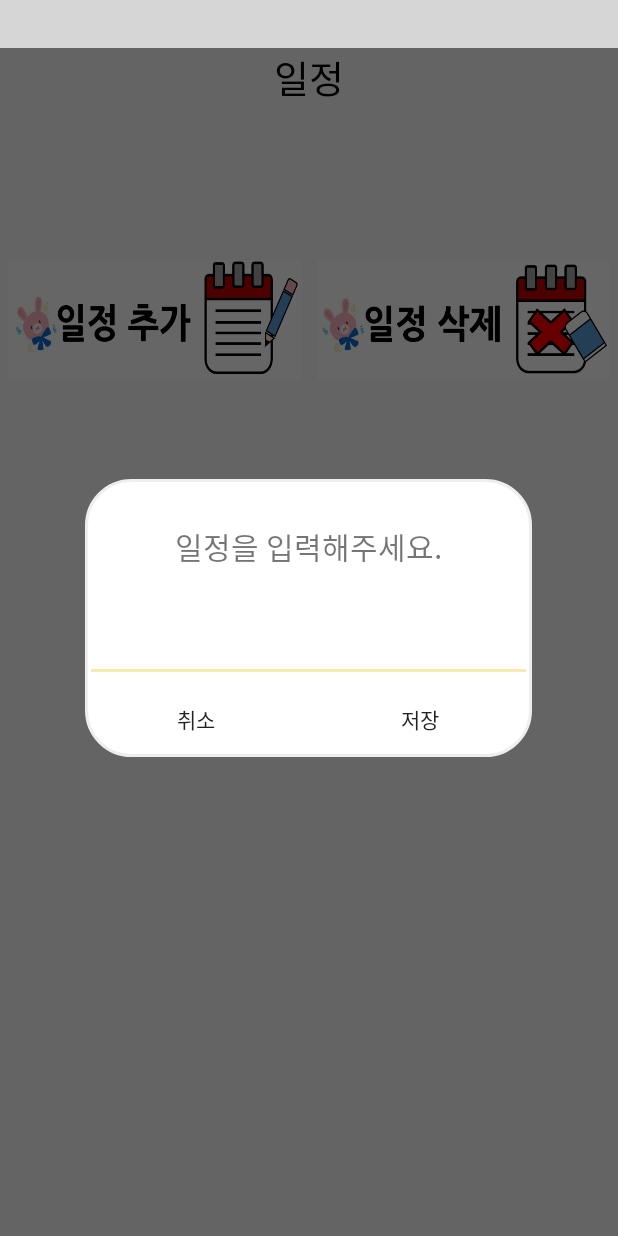
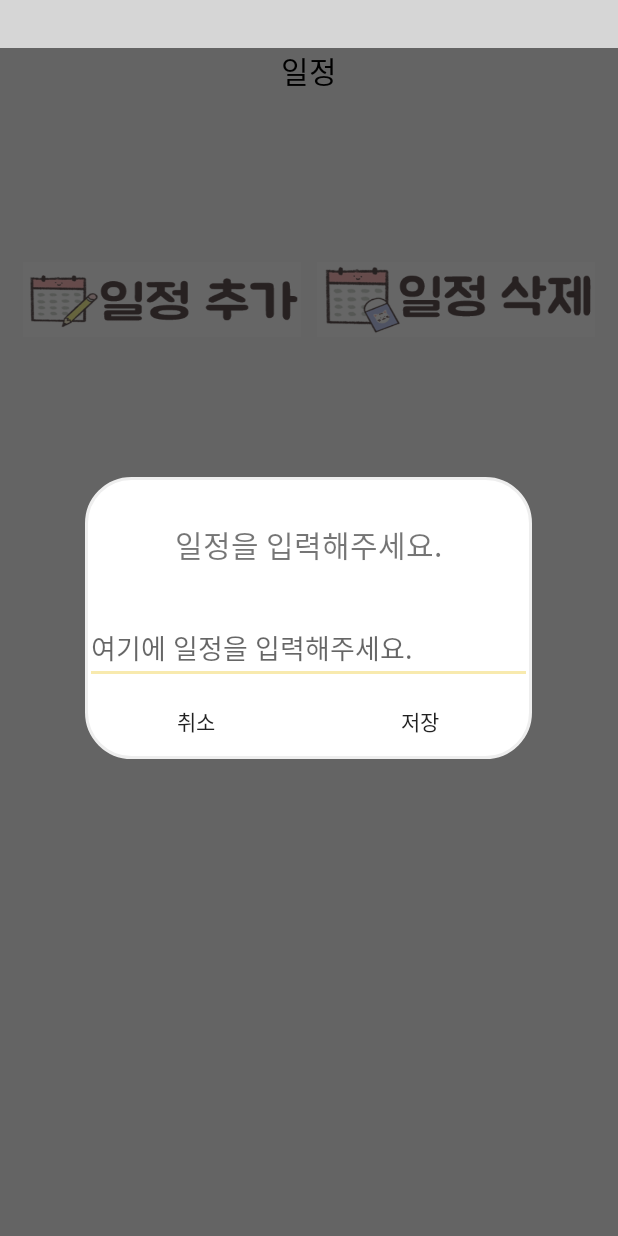
Before and after one commit to hjs2632/CAP_Together, an Android app: the Calendar_note screen opened directly, with no data from a screen before it, after a tap on an icon or button, on a phone screen of 412 x 824 dp. Run offline under Robolectric (Android 15) with nearby library versions, the phone set to English and light mode, and no system bars; our stand-ins replace Firebase (no records; nobody signed in at launch, a user with empty details on screens opened directly); libraries missing offline, so code that uses them is left out: com.applandeo.materialcalendarview; plain views replace CalendarView; 4 statements that could not run were skipped; grey boxes are pictures that could not be loaded.

Commit message:
일정 기능 90% 이상 구현 완료, 주석 추가 완료

```diff
--- a/app/src/main/AndroidManifest.xml
+++ b/app/src/main/AndroidManifest.xml
@@ -24,7 +24,7 @@
         <activity android:name=".Group.look_group" android:label="그룹 자세히 보기"/>
         <activity android:name=".Daily" android:label="통계"/>
         <activity android:name=".Study" android:label="공부"/>
-        <activity android:name=".Calendar_note" android:label="일정관리"/>
+        <activity android:name=".Calendar.Calendar_note" android:label="일정관리"/>
         <activity android:name=".Group.Together_Customlist" android:label="그룹 커스텀 리스트뷰"/>
     </application>
 
--- a/app/src/main/java/com/example/together/Calendar_note.java
+++ b/app/src/main/java/com/example/together/Calendar/Calendar_note.java
@@ -1,7 +1,6 @@
-package com.example.together;
+package com.example.together.Calendar;
 
 
-import android.annotation.SuppressLint;
 import android.app.Dialog;
 import android.content.Intent;
 import android.graphics.Color;
@@ -16,12 +15,12 @@ import android.widget.TextView;
 import android.widget.Toast;
 
 import androidx.annotation.NonNull;
-import androidx.appcompat.app.AlertDialog;
 import androidx.appcompat.app.AppCompatActivity;
 
 import com.applandeo.materialcalendarview.CalendarView;
 import com.applandeo.materialcalendarview.EventDay;
 import com.applandeo.materialcalendarview.listeners.OnDayClickListener;
+import com.example.together.R;
 import com.google.firebase.database.DataSnapshot;
 import com.google.firebase.database.DatabaseError;
 import com.google.firebase.database.DatabaseReference;
@@ -34,12 +33,13 @@ import java.util.List;
 
 /* 참고 자료:https://github.com/JJinTae/MakeYouStudy */
 public class Calendar_note extends AppCompatActivity {
-    TextView Plan;
 
-    ImageButton PlanAddButton;
-    ImageButton RemoveButton;
-    Dialog PlanDialog;
+    TextView Plan;//일정을 표시할 TextView
+    ImageButton PlanAddButton;//일정 기록을 위해 Dialog 호출 버튼
+    ImageButton RemoveButton;//일정 기록 삭제를 위해 삭제 버튼
+    Dialog PlanDialog;//일정 기록을 위한 Dialog
 
+    /*로그인 기능 추가시 주석 제거*/
     //private FirebaseAuth firebaseAuth;
     private FirebaseDatabase database;
     private DatabaseReference databaseReference;
@@ -48,6 +48,7 @@ public class Calendar_note extends AppCompatActivity {
     int checkYear;
     int checkMonth;
     int checkDay;
+
     @Override
     protected void onCreate(Bundle savedInstanceState) {
         super.onCreate(savedInstanceState);
@@ -60,30 +61,32 @@ public class Calendar_note extends AppCompatActivity {
 
         database=FirebaseDatabase.getInstance();
 
-        //위젯 관련
+        //위젯 관련 설정
         Plan=(TextView)findViewById(R.id.Plan);
         CalendarView calendarView=(CalendarView)findViewById(R.id.calendarView);
         List<EventDay> events=new ArrayList<>();
 
+        //다이얼로그 관련 설정
         PlanDialog=new Dialog(Calendar_note.this);
-        PlanDialog.requestWindowFeature(Window.FEATURE_NO_TITLE);
+        PlanDialog.requestWindowFeature(Window.FEATURE_NO_TITLE);//제목 제거
         PlanDialog.setContentView(R.layout.plan_dialog);
-        PlanAddButton=(ImageButton)findViewById(R.id.plan_add_btn);
-        RemoveButton=(ImageButton)findViewById(R.id.remove_btn);
+        PlanAddButton=(ImageButton)findViewById(R.id.plan_add_btn);//일정 추가 버튼
+        RemoveButton=(ImageButton)findViewById(R.id.remove_btn);//일정 삭제 버튼
 
-        //오늘의 날짜
+        //오늘 날짜를 받아오는 부분
         Calendar today= Calendar.getInstance();
         int todayYear=today.get(Calendar.YEAR);
         int todayMonth=today.get(Calendar.MONTH);
         int todayDay=today.get(Calendar.DAY_OF_MONTH);
 
-        //현재 선택한 날짜
+        //현재 선택(터치)한 날짜 받아오는 부분
         checkYear=todayYear;
         checkMonth=todayMonth;
         checkDay=todayDay;
 
-        //실행시 일정이 있으면 표시
+        //실행시 일정이 있으면 아이콘으로 표시
         database.getReference().child("calendar").addValueEventListener(new ValueEventListener() {
+            //onDataChange() 메서드를 사용하여 이벤트 발생 시점에 특정 경로에 있던 콘텐츠의 정적 스냅샷을 읽음(리스너가 연결될 때 한번 트리거된 후 하위 요소를 포함한 데이터가 변경될때 마다 다시 트리거)
             @Override
             public void onDataChange(@NonNull DataSnapshot dataSnapshot) {
                 for(DataSnapshot snapshot:dataSnapshot.getChildren()){
@@ -91,7 +94,7 @@ public class Calendar_note extends AppCompatActivity {
                     int[] date=splitDate(key);
                     Calendar event_calendar=Calendar.getInstance();
                     event_calendar.set(date[0], date[1], date[2]);
-                    EventDay event=new EventDay(event_calendar, R.drawable.test_ic);
+                    EventDay event=new EventDay(event_calendar, R.drawable.ic_flag);//아이콘 지정
                     events.add(event);
                 }
                 calendarView.setEvents(events);
@@ -111,11 +114,11 @@ public class Calendar_note extends AppCompatActivity {
             @Override
             public void onDayClick(EventDay eventDay) {
                 Calendar clickedDayCalendar = eventDay.getCalendar();
-                //이미 선택한 날짜에 일기가 있는지 없는지 체크
+                //선택한 날짜에 이미 일정이 있는지 없는지 확인
                 checkedDay(clickedDayCalendar.get(Calendar.YEAR),
                         clickedDayCalendar.get(Calendar.MONTH),
                         clickedDayCalendar.get(Calendar.DATE));
-                //체크한 날짜 변경
+                //선택한 날짜 변경
                 checkYear = clickedDayCalendar.get(Calendar.YEAR);
                 checkMonth = clickedDayCalendar.get(Calendar.MONTH);
                 checkDay = clickedDayCalendar.get(Calendar.DATE);
@@ -123,72 +126,75 @@ public class Calendar_note extends AppCompatActivity {
             }
         });
 
-
+        //일정 추가 버튼을 누르면 실행되는 리스너
         PlanAddButton.setOnClickListener(new View.OnClickListener() {
             @Override
             public void onClick(View v) {
+                //일정 추가 다이얼로그 호출
                 showPlanDialog();
-
             }
         });
 
+        //일정 삭제 버튼을 누르면 실행되는 리스너
         RemoveButton.setOnClickListener(new View.OnClickListener() {
             @Override
             public void onClick(View v) {
                 try{
                     databaseReference=database.getReference().child("calendar").child(checkYear + "-" + checkMonth + "-" + checkDay);
-                    databaseReference.removeValue();
+                    databaseReference.removeValue();//선택한 날짜의 데이터를 삭제
                     Plan.setText("");
+                    Toast.makeText(getApplicationContext(),"일정 삭제 완료",Toast.LENGTH_SHORT).show();
+                    database=FirebaseDatabase.getInstance();
 
-                    Toast.makeText(getApplicationContext(),"일정 삭제 완료",Toast.LENGTH_SHORT).show();
-
-                    database=FirebaseDatabase.getInstance();
                     //임시로 아이콘을 지우기 위해 자기 자신을 다시 호출하는 방식을 사용했지만, 좋지 않아 보임
+                    //혹시 자기 코드에 문제가 없는데 오류가 뜬다면 아래 3줄을 삭제하고 테스트 진행 그래도 문제 생기면 다시 복구
+                    finish();//인텐트 종료
                     Intent intent = new Intent(getApplicationContext(), Calendar_note.class); //인텐트
                     startActivity(intent); //액티비티 열기
 
                 }catch(Exception e){
                     e.printStackTrace();
-                    Toast.makeText(getApplicationContext(),"오류발생",Toast.LENGTH_SHORT).show();
+                    Toast.makeText(getApplicationContext(),"오류발생",Toast.LENGTH_SHORT).show();//토스메세지 출력
                 }
             }
         });
     }
 
+    //일정을 입력할 수 있는 다이얼로그 호출(다이얼로그 관련 코드)
     public void showPlanDialog(){
-        PlanDialog.show();
-        PlanDialog.getWindow().setBackgroundDrawable(new ColorDrawable(Color.TRANSPARENT));
-        Button noBtn= PlanDialog.findViewById(R.id.noBtn);
-        Button yesBtn=PlanDialog.findViewById(R.id.yesBtn);
-        EditText test_Edit=PlanDialog.findViewById(R.id.test_Edit);
+        PlanDialog.show(); //다이얼로그 출력
+        PlanDialog.getWindow().setBackgroundDrawable(new ColorDrawable(Color.TRANSPARENT));//끝부분을 둥굴게 하기 위해 투명색 지정
+        Button noBtn= PlanDialog.findViewById(R.id.noBtn);//취소 버튼
+        Button yesBtn=PlanDialog.findViewById(R.id.yesBtn);//저장 버튼
+        EditText test_Edit=PlanDialog.findViewById(R.id.test_Edit);//일정을 입력할 수 있는 EditText
         test_Edit.setText("");
+
+        //취소 버튼
         noBtn.setOnClickListener(new View.OnClickListener() {
             @Override
             public void onClick(View v) {
-                PlanDialog.dismiss();
+                PlanDialog.dismiss();//다이얼로그 닫기
             }
         });
 
+        //저장 버튼
         yesBtn.setOnClickListener(new View.OnClickListener() {
             @Override
             public void onClick(View v) {
                 try{
                     databaseReference=database.getReference().child("calendar").child(checkYear + "-" + checkMonth + "-" + checkDay);
                     String content=test_Edit.getText().toString();
-                    databaseReference.setValue(content);
-                    Toast.makeText(getApplicationContext(),"일정 저장 완료",Toast.LENGTH_SHORT).show();
-                }catch(Exception e){
+                    databaseReference.setValue(content);//선택한 날짜에 일정 저장
+                    Toast.makeText(getApplicationContext(),"일정 저장 완료",Toast.LENGTH_SHORT).show();//토스메세지 출력
+                }catch(Exception e){//예외
                     e.printStackTrace();
-                    Toast.makeText(getApplicationContext(),"오류발생",Toast.LENGTH_SHORT).show();
+                    Toast.makeText(getApplicationContext(),"오류발생",Toast.LENGTH_SHORT).show();//토스메세지 출력
                 }
-                PlanDialog.dismiss();
+                PlanDialog.dismiss();//다이얼로그 닫기
             }
         });
 
         }
-
-
-
 
     //일정 DB 읽기
     private void checkedDay(int year, int monthOfYear, int dayOfMonth){
@@ -199,10 +205,10 @@ public class Calendar_note extends AppCompatActivity {
             public void onDataChange(@NonNull DataSnapshot dataSnapshot) {
                 String str = dataSnapshot.getValue(String.class);
                 if (str == null) {
-                    //데이터가 없으면 일정이 없음->일정 써야함.
+                    //데이터가 없으면 일정이 없음
                     Plan.setText("");
                 }else{
-                    //저장된 문자 받아오기
+                    //저장된 문자열 받아오기
                     Plan.setText("- "+str);
                 }
             }
@@ -218,6 +224,7 @@ public class Calendar_note extends AppCompatActivity {
 
     private int[] splitDate(String date){
         String[] splitText=date.split("-");
+        //문자열을 int로 변환
         int[] result_date={Integer.parseInt(splitText[0]),Integer.parseInt(splitText[1]),Integer.parseInt(splitText[2])};
         return result_date;
     }
--- a/app/src/main/java/com/example/together/Study.java
+++ b/app/src/main/java/com/example/together/Study.java
@@ -8,7 +8,7 @@ import android.widget.ImageButton;
 import androidx.annotation.Nullable;
 import androidx.appcompat.app.AppCompatActivity;
 
-import com.example.together.R;
+import com.example.together.Calendar.Calendar_note;
 
 public class Study extends AppCompatActivity {
 
--- a/app/src/main/res/drawable/round_bg.xml
+++ b/app/src/main/res/drawable/round_bg.xml
@@ -1,4 +1,6 @@
 <?xml version="1.0" encoding="utf-8"?>
+
+<!-- 테두리 둥굴게 설정 -->
 <shape xmlns:android="http://schemas.android.com/apk/res/android">
     <!-- 배경색 -->
     <solid android:color="#ffffff"/>
--- a/app/src/main/res/layout/calendar_note.xml
+++ b/app/src/main/res/layout/calendar_note.xml
@@ -8,6 +8,7 @@
             android:layout_width="match_parent"
             android:layout_height="match_parent"
             android:orientation="vertical">
+
                 <!--커스텀 캘린더-->
                 <com.applandeo.materialcalendarview.CalendarView
                     android:id="@+id/calendarView"
@@ -20,6 +21,7 @@
                     app:selectionLabelColor="@color/Black"
                     app:todayLabelColor="@color/colorPrimaryDark"
                     app:type="one_day_picker" />
+
                 <!--일정 문구 출력-->
                 <TextView
                     android:layout_width="wrap_content"
@@ -27,7 +29,8 @@
                     android:layout_gravity="center"
                     android:text="일정"
                     android:textColor="@color/Black"
-                    android:textSize="25dp" />
+                    android:textSize="20dp" />
+
                 <!--일정 내용 확인-->
                 <TextView
                     android:id="@+id/Plan"
@@ -39,20 +42,23 @@
         <LinearLayout
         android:layout_width="match_parent"
         android:layout_height="match_parent"
+        android:layout_margin="10dp"
         android:orientation="horizontal">
+
                 <!--일정 추가 버튼-->
                 <ImageButton
-                    android:layout_width="80dp"
-                    android:layout_height="80dp"
+                    android:layout_width="60dp"
+                    android:layout_height="50dp"
                     android:id="@+id/plan_add_btn"
                     android:background="@drawable/add_plan"
                     android:layout_weight="1"
                     android:text="일정 추가 버튼"
                     android:layout_margin="5dp"/>
 
+                <!--일정 삭제 버튼-->
                 <ImageButton
-                    android:layout_width="80dp"
-                    android:layout_height="80dp"
+                    android:layout_width="60dp"
+                    android:layout_height="50dp"
                     android:layout_weight="1"
                     android:background="@drawable/del_plan"
                     android:id="@+id/remove_btn"
--- a/app/src/main/res/layout/plan_dialog.xml
+++ b/app/src/main/res/layout/plan_dialog.xml
@@ -1,4 +1,6 @@
 <?xml version="1.0" encoding="utf-8"?>
+
+<!--테두리를 둥굴게 하기 위해 background 지정-->
 <LinearLayout
     xmlns:android="http://schemas.android.com/apk/res/android"
     android:layout_width="match_parent"
@@ -7,6 +9,8 @@
     android:layout_margin="10dp"
     android:orientation="vertical"
     android:background="@drawable/round_bg">
+
+    <!--일정 입력 안내 문구-->
     <TextView
         android:layout_width="wrap_content"
         android:layout_height="match_parent"
@@ -15,18 +19,22 @@
         android:layout_marginVertical="30dp"
         android:text="일정을 입력해주세요."/>
 
+    <!--일정 내용 등록 EditText-->
     <EditText
         android:id="@+id/test_Edit"
         android:layout_width="match_parent"
         android:layout_height="wrap_content"
         android:backgroundTint="@color/Yellow"
+        android:hint="여기에 일정을 입력해주세요."
         android:textCursorDrawable="@color/Yellow"
         android:textColorHighlight="@color/Yellow"/>
+
     <LinearLayout
         android:layout_width="match_parent"
         android:layout_height="match_parent"
         android:orientation="horizontal">
 
+        <!--취소(뒤로가기 버튼), style을 아래와 같이 지정하면 투명 버튼 설정 가능-->
         <Button
             android:id="@+id/noBtn"
             android:layout_width="60dp"
@@ -35,6 +43,7 @@
             android:text="취소"
             style="@style/Widget.AppCompat.Button.Borderless"/>
 
+        <!--저장(일정저장 버튼), style을 아래와 같이 지정하면 투명 버튼 설정 가능-->
         <Button
             android:id="@+id/yesBtn"
             android:layout_width="60dp"
--- a/app/src/main/res/layout/study.xml
+++ b/app/src/main/res/layout/study.xml
@@ -3,12 +3,12 @@
     android:layout_width="match_parent"
     android:layout_height="match_parent"
     xmlns:app="http://schemas.android.com/apk/res-auto">
-    // 일정 버튼
 
+    <!--일정 버튼-->
     <ImageButton
         android:id="@+id/calendar_btn"
         android:layout_width="160dp"
         android:layout_height="179dp"
-        android:background="@drawable/plan_ic"></ImageButton>
+        android:background="@drawable/ic_plan"></ImageButton>
 
 </LinearLayout>
```
Also changed, not shown: app/src/main/res/drawable-v24/add_plan.PNG (added), app/src/main/res/drawable-v24/del_plan.PNG (added), app/src/main/res/drawable-v24/ic_flag.PNG (added), app/src/main/res/drawable-v24/ic_plan.PNG (added), app/src/main/res/drawable/add_plan.PNG (deleted), app/src/main/res/drawable/del_plan.PNG (deleted), app/src/main/res/drawable/plan_ic.PNG (deleted).
